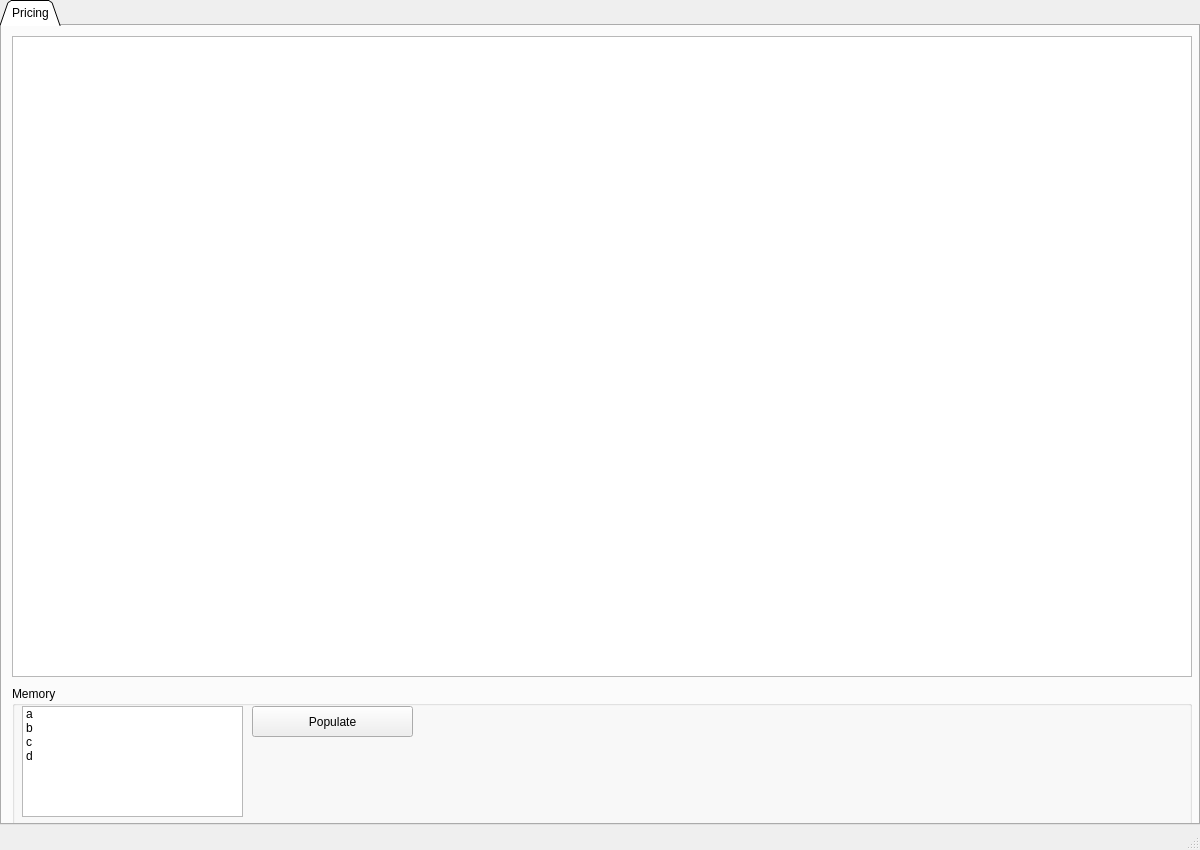
xisoah/burette, file app/editor.ui: the form before one commit.
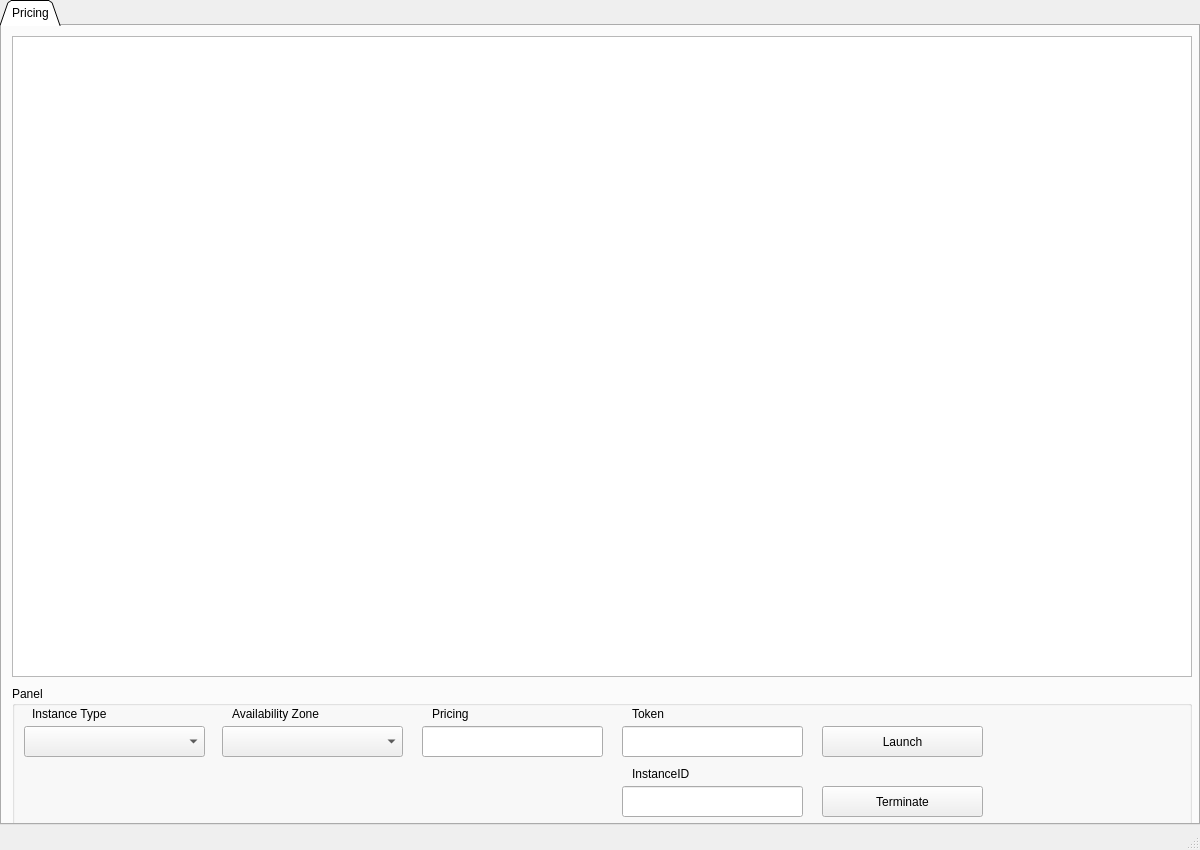
The form after the commit.

```diff
--- a/app/editor.ui
+++ b/app/editor.ui
@@ -46,58 +46,147 @@
        </rect>
       </property>
       <property name="title">
-       <string>Memory</string>
+       <string>Panel</string>
       </property>
-      <widget class="QListWidget" name="memList">
-       <property name="geometry">
-        <rect>
-         <x>10</x>
-         <y>20</y>
-         <width>221</width>
-         <height>111</height>
-        </rect>
-       </property>
-       <property name="selectionMode">
-        <enum>QAbstractItemView::MultiSelection</enum>
-       </property>
-       <property name="selectionBehavior">
-        <enum>QAbstractItemView::SelectItems</enum>
-       </property>
-       <property name="movement">
-        <enum>QListView::Static</enum>
-       </property>
-       <item>
-        <property name="text">
-         <string>a</string>
-        </property>
-       </item>
-       <item>
-        <property name="text">
-         <string>b</string>
-        </property>
-       </item>
-       <item>
-        <property name="text">
-         <string>c</string>
-        </property>
-       </item>
-       <item>
-        <property name="text">
-         <string>d</string>
-        </property>
-       </item>
-      </widget>
       <widget class="QPushButton" name="memBtn">
        <property name="geometry">
         <rect>
-         <x>240</x>
-         <y>20</y>
+         <x>810</x>
+         <y>40</y>
          <width>161</width>
          <height>31</height>
         </rect>
        </property>
        <property name="text">
-        <string>Populate</string>
+        <string>Launch</string>
+       </property>
+      </widget>
+      <widget class="QComboBox" name="comboBox">
+       <property name="geometry">
+        <rect>
+         <x>12</x>
+         <y>40</y>
+         <width>181</width>
+         <height>31</height>
+        </rect>
+       </property>
+      </widget>
+      <widget class="QComboBox" name="comboBox_2">
+       <property name="geometry">
+        <rect>
+         <x>210</x>
+         <y>40</y>
+         <width>181</width>
+         <height>31</height>
+        </rect>
+       </property>
+      </widget>
+      <widget class="QLineEdit" name="lineEdit">
+       <property name="geometry">
+        <rect>
+         <x>410</x>
+         <y>40</y>
+         <width>181</width>
+         <height>31</height>
+        </rect>
+       </property>
+      </widget>
+      <widget class="QPushButton" name="memBtn_2">
+       <property name="geometry">
+        <rect>
+         <x>810</x>
+         <y>100</y>
+         <width>161</width>
+         <height>31</height>
+        </rect>
+       </property>
+       <property name="text">
+        <string>Terminate</string>
+       </property>
+      </widget>
+      <widget class="QLabel" name="label">
+       <property name="geometry">
+        <rect>
+         <x>20</x>
+         <y>20</y>
+         <width>91</width>
+         <height>16</height>
+        </rect>
+       </property>
+       <property name="text">
+        <string>Instance Type</string>
+       </property>
+      </widget>
+      <widget class="QLabel" name="label_2">
+       <property name="geometry">
+        <rect>
+         <x>220</x>
+         <y>20</y>
+         <width>101</width>
+         <height>16</height>
+        </rect>
+       </property>
+       <property name="text">
+        <string>Availability Zone</string>
+       </property>
+      </widget>
+      <widget class="QLabel" name="label_3">
+       <property name="geometry">
+        <rect>
+         <x>420</x>
+         <y>20</y>
+         <width>91</width>
+         <height>16</height>
+        </rect>
+       </property>
+       <property name="text">
+        <string>Pricing</string>
+       </property>
+      </widget>
+      <widget class="QLineEdit" name="lineEdit_2">
+       <property name="geometry">
+        <rect>
+         <x>610</x>
+         <y>40</y>
+         <width>181</width>
+         <height>31</height>
+        </rect>
+       </property>
+      </widget>
+      <widget class="QLabel" name="label_4">
+       <property name="geometry">
+        <rect>
+         <x>620</x>
+         <y>20</y>
+         <width>91</width>
+         <height>16</height>
+        </rect>
+       </property>
+       <property name="text">
+        <string>Token</string>
+       </property>
+      </widget>
+      <widget class="QLabel" name="label_5">
+       <property name="geometry">
+        <rect>
+         <x>620</x>
+         <y>80</y>
+         <width>91</width>
+         <height>16</height>
+        </rect>
+       </property>
+       <property name="text">
+        <string>InstanceID</string>
+       </property>
+      </widget>
+      <widget class="QLineEdit" name="lineEdit_3">
+       <property name="geometry">
+        <rect>
+         <x>610</x>
+         <y>100</y>
+         <width>181</width>
+         <height>31</height>
+        </rect>
        </property>
       </widget>
      </widget>
```
